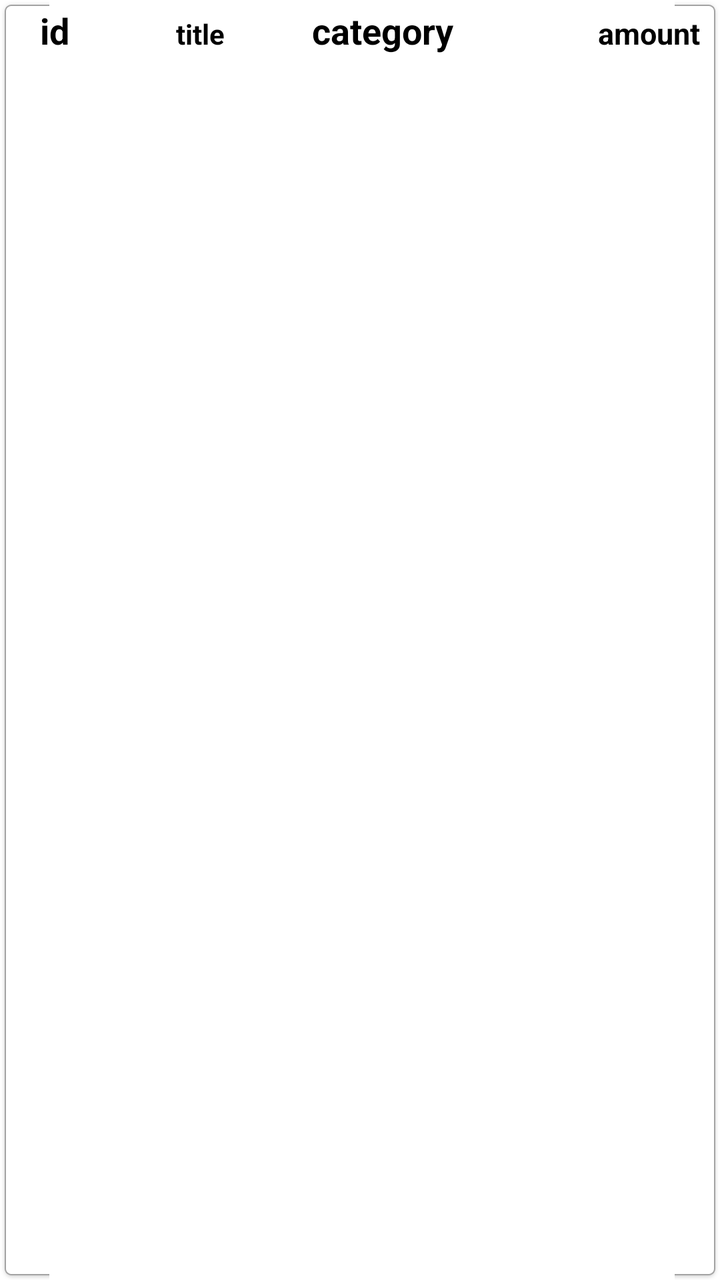
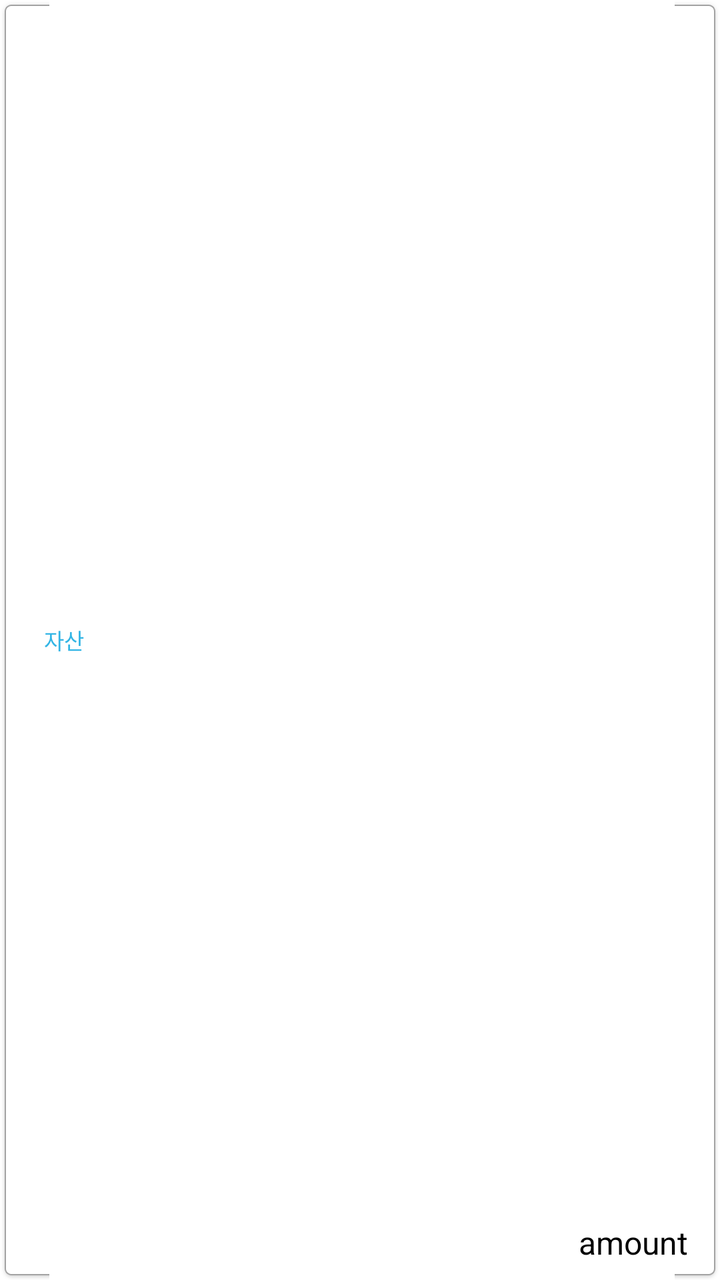

The first picture is an Android layout as it rendered before a commit; the second is the same layout after the commit. The layout source and the unified diff follow.
<!-- AndroidManifest.xml: application theme AppTheme -->
<!-- res/layout/list_account_state.xml -->
<?xml version="1.0" encoding="utf-8"?>
<LinearLayout xmlns:android="http://schemas.android.com/apk/res/android"
    android:id="@+id/entry_backgroud"
    android:layout_width="match_parent"
    android:layout_height="match_parent"
    android:background="@drawable/input_box_round_2"
    android:orientation="horizontal"
    android:paddingBottom="8dp"
    android:paddingLeft="10dp"
    android:paddingRight="10dp"
    android:paddingTop="3dp" >

    <TextView
        android:id="@+id/as_item_id"
        android:layout_width="0dp"
        android:layout_height="wrap_content"
        android:layout_weight="0.2"
        android:gravity="center_vertical|left"
        android:paddingLeft="10dp"
        android:text="id"
        android:textColor="@color/text_black"
        android:textSize="18sp"
        android:textStyle="bold" />

    <TextView
        android:id="@+id/as_item_title"
        android:layout_width="0dp"
        android:layout_height="wrap_content"
        android:layout_weight="0.2"
        android:gravity="center_vertical|left"
        android:paddingLeft="10dp"
        android:text="title"
        android:textColor="@color/text_black"
        android:textSize="14sp"
        android:textStyle="bold" />

    <TextView
        android:id="@+id/as_item_category"
        android:layout_width="0dp"
        android:layout_height="wrap_content"
        android:layout_weight="0.3"
        android:gravity="center_vertical|left"
        android:paddingLeft="10dp"
        android:text="category"
        android:textColor="@color/text_black"
        android:textSize="18sp"
        android:textStyle="bold" />

    <TextView
        android:id="@+id/as_item_amount"
        android:layout_width="0dp"
        android:layout_height="wrap_content"
        android:layout_weight="0.3"
        android:gravity="right"
        android:text="amount"
        android:textColor="@color/text_black"
        android:textSize="15sp"
        android:textStyle="bold" />

</LinearLayout>
<!-- resources referenced by this layout -->
<resources>
  <color name="text_black">#000000</color>
  <!-- drawable input_box_round_2: png bitmap (drawable-xxhdpi, 4422 bytes) -->
  <style name="AppTheme" parent="AppBaseTheme">
          <item name="android:actionBarSize">40dp</item>
          
      </style>
  <style name="AppBaseTheme" parent="android:Theme.Light">
          
      </style>
</resources>

<!-- the commit's change to res/layout/list_account_state.xml (unified diff, before → after) -->
@@ -1,60 +1,49 @@
 <?xml version="1.0" encoding="utf-8"?>
 <LinearLayout xmlns:android="http://schemas.android.com/apk/res/android"
-    android:id="@+id/entry_backgroud"
+    android:id="@+id/as_backgroud"
     android:layout_width="match_parent"
     android:layout_height="match_parent"
     android:background="@drawable/input_box_round_2"
     android:orientation="horizontal"
     android:paddingBottom="8dp"
-    android:paddingLeft="10dp"
-    android:paddingRight="10dp"
-    android:paddingTop="3dp" >
+    android:paddingLeft="16dp"
+    android:paddingRight="16dp"
+    android:paddingTop="8dp" >
 
     <TextView
-        android:id="@+id/as_item_id"
+        android:id="@+id/as_item_type"
         android:layout_width="0dp"
-        android:layout_height="wrap_content"
-        android:layout_weight="0.2"
-        android:gravity="center_vertical|left"
-        android:paddingLeft="10dp"
-        android:text="id"
-        android:textColor="@color/text_black"
-        android:textSize="18sp"
-        android:textStyle="bold" />
+        android:layout_height="match_parent"
+        android:layout_gravity="center"
+        android:layout_weight="0.1"
+        android:gravity="center"
+        android:padding="2dp"
+        android:layout_marginRight="6dp"
+        android:text="자산"
+        android:textColor="@color/text_blue"
+        android:textSize="11sp" />
 
     <TextView
         android:id="@+id/as_item_title"
         android:layout_width="0dp"
-        android:layout_height="wrap_content"
-        android:layout_weight="0.2"
-        android:gravity="center_vertical|left"
+        android:layout_height="match_parent"
+        android:layout_gravity="center"
+        android:layout_weight="0.5"
+        android:gravity="center"
         android:paddingLeft="10dp"
         android:text="title"
-        android:textColor="@color/text_black"
-        android:textSize="14sp"
-        android:textStyle="bold" />
-
-    <TextView
-        android:id="@+id/as_item_category"
-        android:layout_width="0dp"
-        android:layout_height="wrap_content"
-        android:layout_weight="0.3"
-        android:gravity="center_vertical|left"
-        android:paddingLeft="10dp"
-        android:text="category"
-        android:textColor="@color/text_black"
+        android:textColor="@color/text_white"
         android:textSize="18sp"
-        android:textStyle="bold" />
+        android:textScaleX="0.9"/>
 
     <TextView
         android:id="@+id/as_item_amount"
         android:layout_width="0dp"
-        android:layout_height="wrap_content"
-        android:layout_weight="0.3"
-        android:gravity="right"
+        android:layout_height="match_parent"
+        android:layout_weight="0.4"
+        android:gravity="right|bottom"
         android:text="amount"
         android:textColor="@color/text_black"
-        android:textSize="15sp"
-        android:textStyle="bold" />
+        android:textSize="16sp" />
 
 </LinearLayout>
<!-- resource entries referenced after the edit -->
@@ -1,6 +1,8 @@
 <!-- resources referenced by this layout -->
 <resources>
   <color name="text_black">#000000</color>
+  <color name="text_blue">#33B5E5</color>
+  <color name="text_white">#FFFFFF</color>
   <!-- drawable input_box_round_2: png bitmap (drawable-xxhdpi, 4422 bytes) -->
   <style name="AppTheme" parent="AppBaseTheme">
           <item name="android:actionBarSize">40dp</item>
